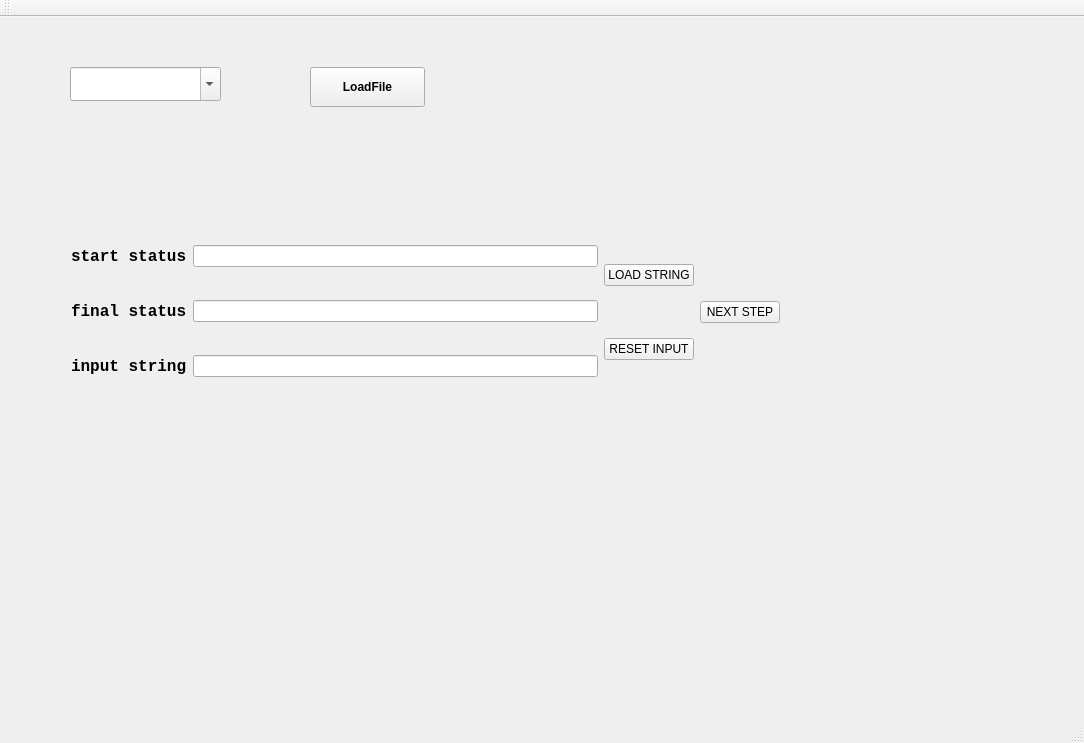
This is UTM/mainwindow.ui in Dawn-K/TuringMachine_Qt as Qt 5 draws it before an edit. The edited form follows.
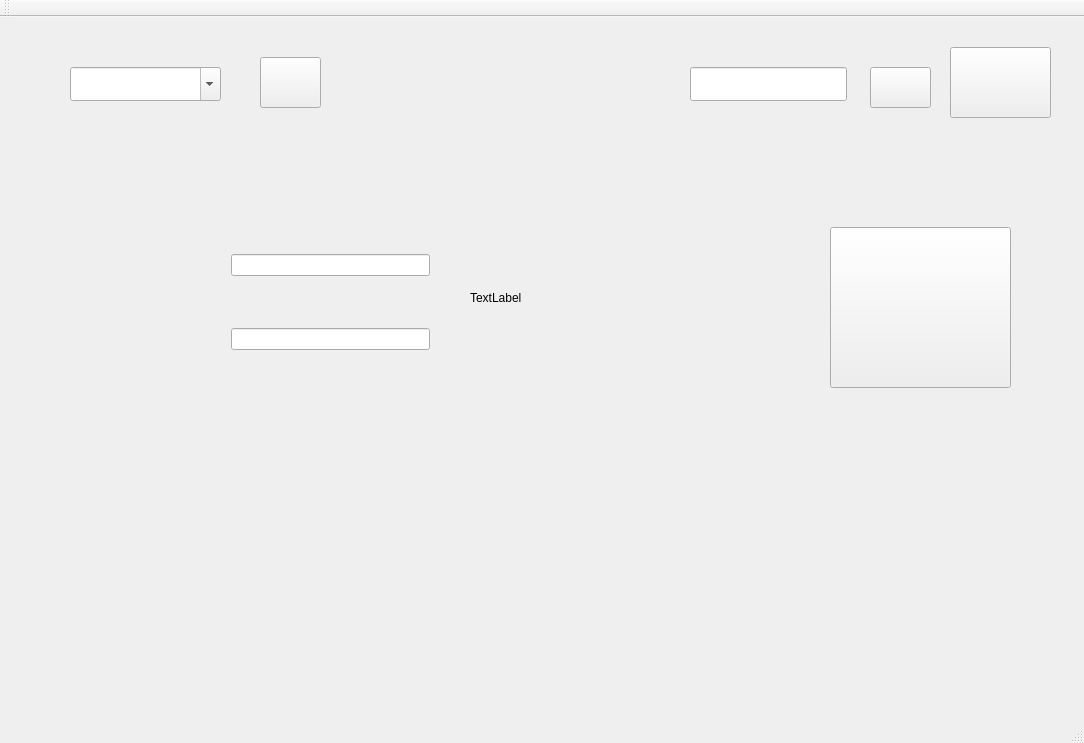
This is the edited form. Icons and pictures are not drawn.

```diff
--- a/UTM/mainwindow.ui
+++ b/UTM/mainwindow.ui
@@ -33,10 +33,10 @@
    <widget class="QPushButton" name="BTN_LoadFile">
     <property name="geometry">
      <rect>
-      <x>310</x>
-      <y>50</y>
-      <width>115</width>
-      <height>40</height>
+      <x>260</x>
+      <y>40</y>
+      <width>61</width>
+      <height>51</height>
      </rect>
     </property>
     <property name="font">
@@ -46,25 +46,56 @@
       <bold>true</bold>
      </font>
     </property>
+    <property name="styleSheet">
+     <string notr="true">border-image: url(:/back/file.png);</string>
+    </property>
     <property name="text">
-     <string>LoadFile</string>
+     <string/>
     </property>
    </widget>
-   <widget class="QWidget" name="layoutWidget">
+   <widget class="QLabel" name="label">
+    <property name="geometry">
+     <rect>
+      <x>470</x>
+      <y>180</y>
+      <width>301</width>
+      <height>201</height>
+     </rect>
+    </property>
+    <property name="styleSheet">
+     <string notr="true">border-image: url(:/back/Turing.jpg);</string>
+    </property>
+    <property name="text">
+     <string>TextLabel</string>
+    </property>
+   </widget>
+   <widget class="QPushButton" name="BTN_NextStep">
+    <property name="geometry">
+     <rect>
+      <x>830</x>
+      <y>210</y>
+      <width>181</width>
+      <height>161</height>
+     </rect>
+    </property>
+    <property name="styleSheet">
+     <string notr="true">border-image: url(:/back/next.png);</string>
+    </property>
+    <property name="text">
+     <string/>
+    </property>
+   </widget>
+   <widget class="QWidget" name="">
     <property name="geometry">
      <rect>
       <x>60</x>
-      <y>190</y>
-      <width>731</width>
-      <height>211</height>
+      <y>150</y>
+      <width>134</width>
+      <height>221</height>
      </rect>
     </property>
-    <layout class="QHBoxLayout" name="horizontalLayout_5">
-     <item>
       <layout class="QVBoxLayout" name="verticalLayout">
        <item>
-        <layout class="QHBoxLayout" name="horizontalLayout">
-         <item>
           <widget class="QLabel" name="LBL_startStatus">
            <property name="font">
             <font>
@@ -74,22 +105,14 @@
              <bold>true</bold>
             </font>
            </property>
+       <property name="styleSheet">
+        <string notr="true">border-image: url(:/back/start.png);</string>
+       </property>
            <property name="text">
-            <string>start status</string>
+        <string/>
            </property>
           </widget>
          </item>
-         <item>
-          <widget class="QLineEdit" name="LE_startStatus">
-           <property name="readOnly">
-            <bool>true</bool>
-           </property>
-          </widget>
-         </item>
-        </layout>
-       </item>
-       <item>
-        <layout class="QHBoxLayout" name="horizontalLayout_2">
          <item>
           <widget class="QLabel" name="LBL_finalStatus">
            <property name="font">
@@ -100,24 +123,25 @@
              <bold>true</bold>
             </font>
            </property>
+       <property name="styleSheet">
+        <string notr="true">border-image: url(:/back/end.png);</string>
+       </property>
            <property name="text">
-            <string>final status</string>
-           </property>
-          </widget>
-         </item>
-         <item>
-          <widget class="QLineEdit" name="LE_finalStatus">
-           <property name="readOnly">
-            <bool>true</bool>
+        <string/>
            </property>
           </widget>
          </item>
         </layout>
-       </item>
-       <item>
-        <layout class="QHBoxLayout" name="horizontalLayout_3">
-         <item>
+   </widget>
           <widget class="QLabel" name="LBL_inputString">
+    <property name="geometry">
+     <rect>
+      <x>560</x>
+      <y>20</y>
+      <width>91</width>
+      <height>81</height>
+     </rect>
+    </property>
            <property name="font">
             <font>
              <family>Consolas</family>
@@ -126,49 +150,81 @@
              <bold>true</bold>
             </font>
            </property>
-           <property name="text">
-            <string>input string</string>
-           </property>
-          </widget>
-         </item>
-         <item>
-          <widget class="QLineEdit" name="LE_inputString"/>
-         </item>
-        </layout>
-       </item>
-      </layout>
-     </item>
-     <item>
-      <layout class="QHBoxLayout" name="horizontalLayout_4">
-       <item>
-        <layout class="QVBoxLayout" name="verticalLayout_2">
-         <item>
-          <widget class="QPushButton" name="BTN_LoadString">
+    <property name="styleSheet">
+     <string notr="true">border-image: url(:/back/string.png);</string>
+    </property>
            <property name="text">
-            <string>LOAD STRING</string>
-           </property>
-          </widget>
-         </item>
-         <item>
+     <string/>
+    </property>
+   </widget>
           <widget class="QPushButton" name="BTN_RESET">
+    <property name="geometry">
+     <rect>
+      <x>870</x>
+      <y>50</y>
+      <width>61</width>
+      <height>41</height>
+     </rect>
+    </property>
+    <property name="styleSheet">
+     <string notr="true">border-image: url(:/back/clear.png);</string>
+    </property>
            <property name="text">
-            <string>RESET INPUT</string>
+     <string/>
            </property>
            <property name="flat">
             <bool>false</bool>
            </property>
           </widget>
-         </item>
-        </layout>
-       </item>
-       <item>
-        <widget class="QPushButton" name="BTN_NextStep">
+   <widget class="QPushButton" name="BTN_LoadString">
+    <property name="geometry">
+     <rect>
+      <x>950</x>
+      <y>30</y>
+      <width>101</width>
+      <height>71</height>
+     </rect>
+    </property>
+    <property name="styleSheet">
+     <string notr="true">border-image: url(:/back/begin.png);</string>
+    </property>
          <property name="text">
-          <string>NEXT STEP</string>
+     <string/>
+    </property>
+   </widget>
+   <widget class="QLineEdit" name="LE_inputString">
+    <property name="geometry">
+     <rect>
+      <x>690</x>
+      <y>50</y>
+      <width>157</width>
+      <height>34</height>
+     </rect>
+    </property>
+   </widget>
+   <widget class="QWidget" name="">
+    <property name="geometry">
+     <rect>
+      <x>220</x>
+      <y>180</y>
+      <width>221</width>
+      <height>211</height>
+     </rect>
+    </property>
+    <layout class="QVBoxLayout" name="verticalLayout_2">
+     <item>
+      <widget class="QLineEdit" name="LE_startStatus">
+       <property name="readOnly">
+        <bool>true</bool>
          </property>
         </widget>
        </item>
-      </layout>
+     <item>
+      <widget class="QLineEdit" name="LE_finalStatus">
+       <property name="readOnly">
+        <bool>true</bool>
+       </property>
+      </widget>
      </item>
     </layout>
    </widget>
```
Lines whose indentation alone changed are shown as unchanged.
